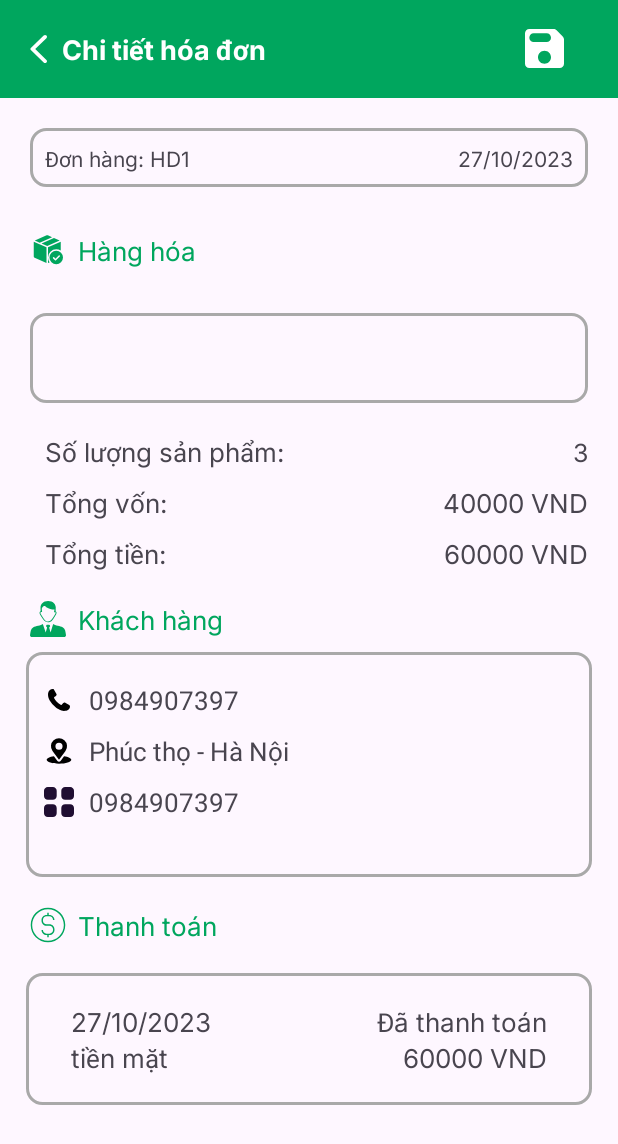
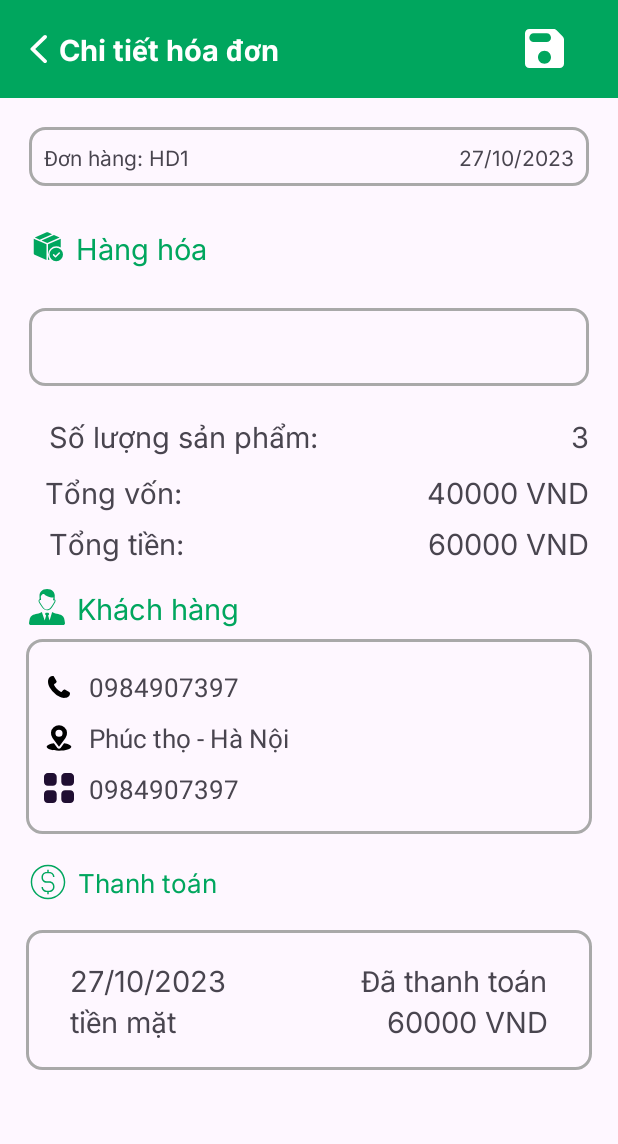
Before and after one commit to VanhMobile/Saller-App, an Android app: the fragment DetailBillFragment shown on its own in the app's theme, on a phone screen of 412 x 824 dp. Shown: the top 1144 px of the screen. Run offline under Robolectric (Android 15) with nearby library versions, the phone set to English and light mode, and no system bars; our stand-ins replace sdp/ssp sizes.

Commit message:
updata layout

```diff
--- a/app/src/main/res/layout/fragment_detail_bill.xml
+++ b/app/src/main/res/layout/fragment_detail_bill.xml
@@ -34,12 +34,12 @@
                     android:layout_width="wrap_content"
                     android:layout_height="wrap_content"
                     android:layout_gravity="center_vertical"
-                    android:layout_marginLeft="10dp"
+                    android:layout_marginLeft="@dimen/_6sdp"
                     android:layout_weight="1"
                     android:fontFamily="@font/inter_bold"
                     android:text="Chi tiết hóa đơn"
                     android:textColor="@color/white"
-                    android:textSize="18sp" />
+                    android:textSize="@dimen/_15ssp" />
 
                 <ImageView
                     android:layout_width="@dimen/_20sdp"
@@ -53,7 +53,7 @@
             <LinearLayout
                 android:layout_width="match_parent"
                 android:layout_height="@dimen/_30sdp"
-                android:layout_margin="20dp"
+                android:layout_margin="@dimen/_15ssp"
                 android:background="@drawable/radius_item_layout"
                 android:orientation="horizontal"
                 android:padding="10dp">
@@ -77,27 +77,27 @@
                 android:layout_width="wrap_content"
                 android:layout_height="wrap_content"
                 android:drawableLeft="@drawable/icon_box"
-                android:drawablePadding="8dp"
+                android:drawablePadding="@dimen/_5sdp"
                 android:fontFamily="@font/inter"
                 android:gravity="center_vertical"
-                android:paddingVertical="10dp"
+                android:paddingVertical="@dimen/_6ssp"
                 android:paddingLeft="20dp"
                 android:text="Hàng hóa"
                 android:textColor="@color/line"
-                android:textSize="17sp" />
+                android:textSize="@dimen/_15ssp" />
 
 
             <LinearLayout
                 android:layout_width="match_parent"
                 android:layout_height="wrap_content"
-                android:layout_margin="20dp"
+                android:layout_margin="@dimen/_15sdp"
                 android:background="@drawable/radius_item_layout"
                 android:orientation="vertical">
                 <androidx.recyclerview.widget.RecyclerView
                     android:layout_width="match_parent"
                     android:layout_height="match_parent"
-                    android:layout_margin="20dp"
-                    android:padding="10dp" />
+                    android:layout_margin="@dimen/_15sdp"
+                    android:padding="@dimen/_5sdp" />
             </LinearLayout>
 
 
@@ -114,17 +114,17 @@
                     android:layout_height="wrap_content"
                     android:layout_weight="1"
                     android:fontFamily="@font/inter"
-                    android:paddingLeft="30dp"
+                    android:paddingLeft="@dimen/_25sdp"
                     android:text="Số lượng sản phẩm:"
-                    android:textSize="17sp" />
+                    android:textSize="@dimen/_15sdp" />
 
                 <TextView
                     android:layout_width="wrap_content"
                     android:layout_height="wrap_content"
                     android:fontFamily="@font/inter"
-                    android:paddingRight="20dp"
+                    android:paddingRight="@dimen/_15sdp"
                     android:text="3"
-                    android:textSize="@dimen/_13ssp" />
+                    android:textSize="@dimen/_15ssp" />
 
             </LinearLayout>
 
@@ -141,22 +141,22 @@
                     android:fontFamily="@font/inter"
                     android:paddingLeft="30dp"
                     android:text="Tổng vốn:"
-                    android:textSize="17sp" />
+                    android:textSize="@dimen/_15sdp" />
 
                 <TextView
                     android:layout_width="wrap_content"
                     android:layout_height="wrap_content"
                     android:fontFamily="@font/inter"
-                    android:paddingRight="20dp"
+                    android:paddingRight="@dimen/_15sdp"
                     android:text="40000 VND"
-                    android:textSize="17sp" />
+                    android:textSize="@dimen/_15sdp" />
 
             </LinearLayout>
 
             <LinearLayout
                 android:layout_width="match_parent"
                 android:layout_height="wrap_content"
-                android:layout_marginTop="10dp"
+                android:layout_marginTop="@dimen/_5sdp"
                 android:orientation="horizontal">
 
                 <TextView
@@ -164,17 +164,17 @@
                     android:layout_height="wrap_content"
                     android:layout_weight="1"
                     android:fontFamily="@font/inter"
-                    android:paddingLeft="30dp"
+                    android:paddingLeft="@dimen/_25sdp"
                     android:text="Tổng tiền:"
-                    android:textSize="17sp" />
+                    android:textSize="@dimen/_15sdp" />
 
                 <TextView
                     android:layout_width="wrap_content"
                     android:layout_height="wrap_content"
                     android:fontFamily="@font/inter"
-                    android:paddingRight="20dp"
+                    android:paddingRight="@dimen/_15sdp"
                     android:text="60000 VND"
-                    android:textSize="17sp" />
+                    android:textSize="@dimen/_15sdp" />
 
             </LinearLayout>
 
@@ -182,21 +182,21 @@
                 android:layout_width="wrap_content"
                 android:layout_height="wrap_content"
                 android:drawableLeft="@drawable/icon_customer_green"
-                android:drawablePadding="8dp"
+                android:drawablePadding="@dimen/_6sdp"
                 android:fontFamily="@font/inter"
                 android:gravity="center_vertical"
-                android:paddingVertical="10dp"
-                android:paddingLeft="20dp"
-                android:layout_marginTop="10dp"
+                android:paddingVertical="@dimen/_6sdp"
+                android:paddingLeft="@dimen/_15ssp"
+                android:layout_marginTop="@dimen/_6sdp"
                 android:text="Khách hàng"
                 android:textColor="@color/line"
-                android:textSize="17sp" />
+                android:textSize="@dimen/_15ssp" />
 
             <LinearLayout
                 android:layout_width="@dimen/_290sdp"
-                android:layout_height="150dp"
+                android:layout_height="@dimen/_100sdp"
                 android:layout_gravity="center_horizontal"
-                android:layout_marginHorizontal="20dp"
+                android:layout_marginHorizontal="@dimen/_15ssp"
                 android:background="@drawable/radius_item_layout"
                 android:orientation="vertical"
                 android:padding="10dp">
@@ -250,7 +250,7 @@
                 android:background="@drawable/radius_item_layout"
                 android:orientation="vertical"
                 android:layout_marginBottom="@dimen/_20sdp"
-                android:padding="20dp">
+                android:padding="@dimen/_15ssp">
 
                 <LinearLayout
                     android:layout_width="match_parent"
@@ -264,7 +264,7 @@
                         android:fontFamily="@font/inter"
                         android:paddingLeft="10dp"
                         android:text="27/10/2023"
-                        android:textSize="17sp" />
+                        android:textSize="@dimen/_15ssp" />
 
                     <TextView
                         android:layout_width="wrap_content"
@@ -272,7 +272,7 @@
                         android:fontFamily="@font/inter"
                         android:paddingRight="10dp"
                         android:text="Đã thanh toán"
-                        android:textSize="17sp" />
+                        android:textSize="@dimen/_15ssp" />
                 </LinearLayout>
 
                 <LinearLayout
@@ -287,7 +287,7 @@
                         android:fontFamily="@font/inter"
                         android:paddingLeft="10dp"
                         android:text="tiền mặt"
-                        android:textSize="17sp" />
+                        android:textSize="@dimen/_15ssp" />
 
                     <TextView
                         android:layout_width="wrap_content"
@@ -295,7 +295,7 @@
                         android:fontFamily="@font/inter"
                         android:paddingRight="10dp"
                         android:text="60000 VND"
-                        android:textSize="17sp" />
+                        android:textSize="@dimen/_15ssp" />
                 </LinearLayout>
 
             </LinearLayout>
```
